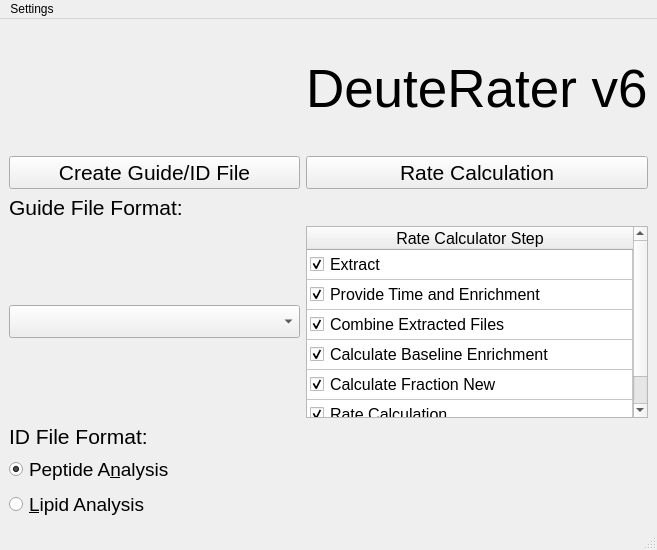
Old version of the form ui_files/Main_Menu.ui in the repository JC-Price/DeuteRater.
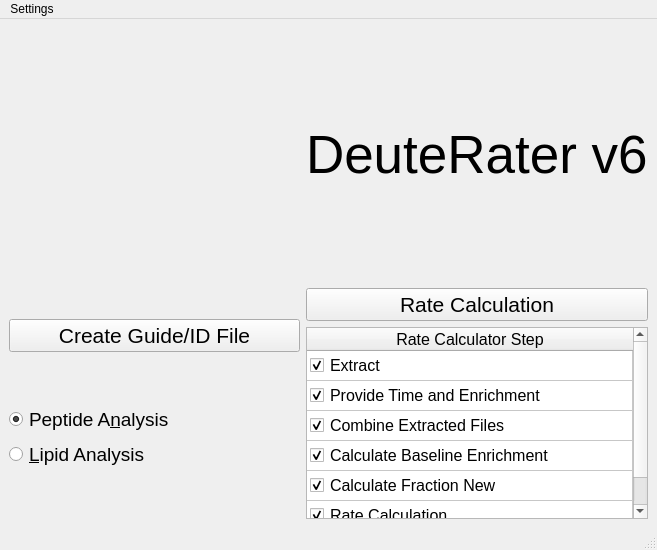
New version of the form. Icons and pictures are not drawn.

Commit message: Removed redunant buttons on main gui

```diff
--- a/ui_files/Main_Menu.ui
+++ b/ui_files/Main_Menu.ui
@@ -14,8 +14,10 @@
    <string>MainWindow</string>
   </property>
   <widget class="QWidget" name="centralwidget">
-   <layout class="QGridLayout" name="gridLayout">
-    <item row="0" column="0">
+   <layout class="QHBoxLayout" name="mainLayout">
+    <item>
+     <layout class="QVBoxLayout" name="leftColumnLayout">
+      <item>
      <widget class="QLabel" name="Logo">
       <property name="sizePolicy">
        <sizepolicy hsizetype="MinimumExpanding" vsizetype="MinimumExpanding">
@@ -40,19 +42,7 @@
       </property>
      </widget>
     </item>
-    <item row="0" column="1">
-     <widget class="QLabel" name="Title">
-      <property name="font">
-       <font>
-        <pointsize>40</pointsize>
-       </font>
-      </property>
-      <property name="text">
-       <string>DeuteRater v6</string>
-      </property>
-     </widget>
-    </item>
-    <item row="1" column="0">
+      <item>
      <widget class="QPushButton" name="GuideFileButton">
       <property name="sizePolicy">
        <sizepolicy hsizetype="Expanding" vsizetype="Fixed">
@@ -70,58 +60,9 @@
       </property>
      </widget>
     </item>
-    <item row="1" column="1">
-     <widget class="QPushButton" name="RateCalculationButton">
-      <property name="sizePolicy">
-       <sizepolicy hsizetype="Expanding" vsizetype="Fixed">
-        <horstretch>0</horstretch>
-        <verstretch>0</verstretch>
-       </sizepolicy>
-      </property>
-      <property name="font">
-       <font>
-        <pointsize>16</pointsize>
-       </font>
-      </property>
-      <property name="text">
-       <string>Rate Calculation</string>
-      </property>
-     </widget>
-    </item>
-    <item row="2" column="0">
-     <widget class="QLabel" name="label">
-      <property name="font">
-       <font>
-        <pointsize>16</pointsize>
-       </font>
-      </property>
-      <property name="text">
-       <string>Guide File Format:</string>
-      </property>
-     </widget>
-    </item>
-    <item row="3" column="0">
-     <widget class="QComboBox" name="guide_file_options">
-      <property name="font">
-       <font>
-        <pointsize>16</pointsize>
-       </font>
-      </property>
-     </widget>
-    </item>
-    <item row="4" column="0" colspan="2">
-     <widget class="QLabel" name="label">
-      <property name="font">
-       <font>
-        <pointsize>16</pointsize>
-       </font>
-      </property>
-      <property name="text">
-       <string>ID File Format:</string>
-      </property>
-     </widget>
-    </item>
-    <item row="5" column="0" colspan="2">
+      <item>
+       <layout class="QVBoxLayout" name="IDFileLayout">
+        <item>
      <widget class="QRadioButton" name="PeptideButton">
       <property name="font">
        <font>
@@ -136,7 +77,7 @@
       </property>
      </widget>
     </item>
-    <item row="6" column="0" colspan="2">
+        <item>
      <widget class="QRadioButton" name="LipidButton">
       <property name="font">
        <font>
@@ -148,10 +89,46 @@
       </property>
      </widget>
     </item>
-    <item row="3" column="1">
+       </layout>
+      </item>
+     </layout>
+    </item>
+    <item>
+     <layout class="QVBoxLayout" name="rightColumnLayout">
+      <item>
+       <widget class="QLabel" name="Title">
+        <property name="font">
+         <font>
+          <pointsize>40</pointsize>
+         </font>
+        </property>
+        <property name="text">
+         <string>DeuteRater v6</string>
+        </property>
+       </widget>
+      </item>
+      <item>
+       <widget class="QPushButton" name="RateCalculationButton">
+        <property name="sizePolicy">
+         <sizepolicy hsizetype="Expanding" vsizetype="Fixed">
+          <horstretch>0</horstretch>
+          <verstretch>0</verstretch>
+         </sizepolicy>
+        </property>
+        <property name="font">
+         <font>
+          <pointsize>16</pointsize>
+         </font>
+        </property>
+        <property name="text">
+         <string>Rate Calculation</string>
+        </property>
+       </widget>
+      </item>
+      <item>
      <widget class="QTableWidget" name="RequestedStepsTable">
       <property name="sizePolicy">
-       <sizepolicy hsizetype="Expanding" vsizetype="MinimumExpanding">
+         <sizepolicy hsizetype="MinimumExpanding" vsizetype="Fixed">
         <horstretch>0</horstretch>
         <verstretch>0</verstretch>
        </sizepolicy>
@@ -243,6 +220,8 @@
        </property>
       </item>
      </widget>
+      </item>
+    </layout>
     </item>
    </layout>
   </widget>
```
Lines whose indentation alone changed are shown as unchanged. The commit also changes 2 other files.
